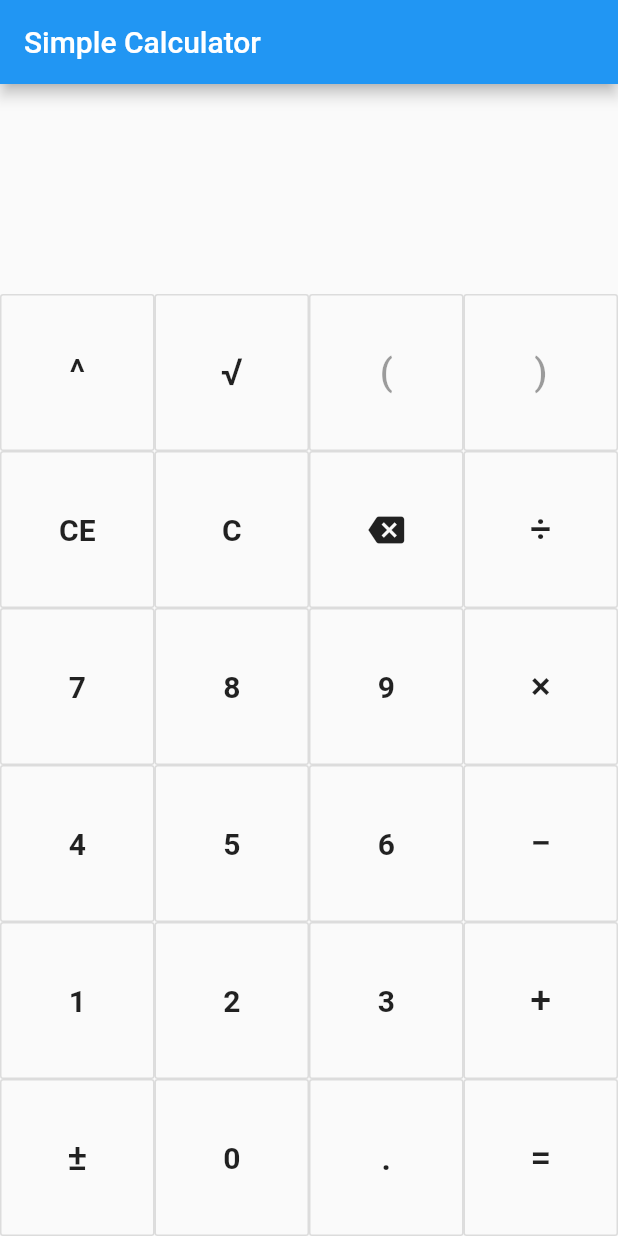
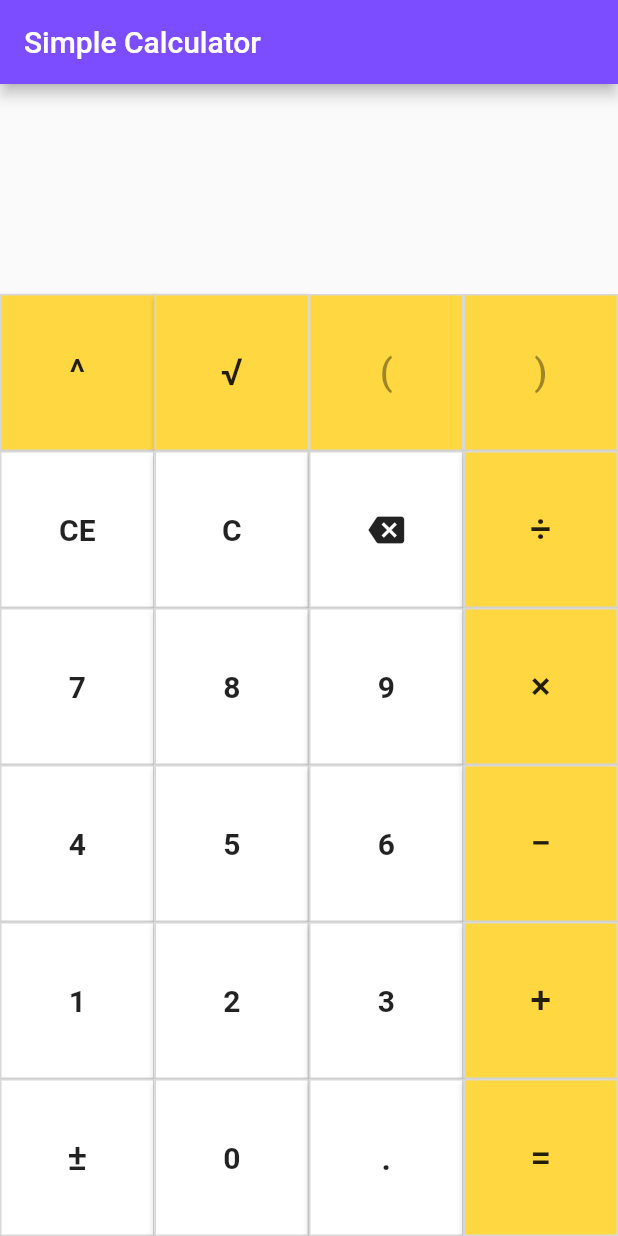
Before and after one commit to Tijesunimi/simple_calculator, a Flutter app: the screen it shows after launch, on a phone screen of 412 x 824 dp. Run offline on Flutter 3.47's test engine with Material 2 defaults, Android fonts, the phone set to English and light mode, and no system bars.

```diff
--- a/lib/main.dart
+++ b/lib/main.dart
@@ -16,7 +16,8 @@ void main() {
                 resizeToAvoidBottomPadding: false,
             ),
             theme: ThemeData(
-                brightness: Brightness.light
+                brightness: Brightness.light,
+                primaryColor: Colors.deepPurpleAccent
             ),
         )
     );
@@ -30,7 +31,9 @@ class SimpleCalculator extends StatefulWidget {
 class _SimpleCalculatorState extends State<SimpleCalculator> {
     String history, screen;
     TextEditingController screenTextController;
-    TextStyle numberButtonStyle, signButtonStyle, screenStyle, historyStyle;
+    TextStyle numberButtonTextStyle, signButtonTextStyle, screenTextStyle, historyTextStyle;
+    Color signButtonBgColor, numberButtonBgColor;
+    RoundedRectangleBorder buttonBorderShape;
     double previousTotal;
     Sign currentSign;
     bool isScreenPreviousTotal;
@@ -49,18 +52,23 @@ class _SimpleCalculatorState extends State<SimpleCalculator> {
         isScreenPreviousTotal = false;
         isScreenSquareRoot = false;
         isRaiseToPower = false;
-        numberButtonStyle = TextStyle(
+        numberButtonTextStyle = TextStyle(
             fontSize: 20.0,
-            fontWeight: FontWeight.w600
+            fontWeight: FontWeight.w600,
         );
-        signButtonStyle = TextStyle(
-            fontSize: 25.0
+        signButtonTextStyle = TextStyle(
+            fontSize: 25.0,
         );
-        screenStyle = TextStyle(
+        buttonBorderShape = RoundedRectangleBorder(
+            side: BorderSide(color: Color.fromRGBO(216, 216, 216, 1.0))
+        );
+        signButtonBgColor = Colors.amberAccent;
+        numberButtonBgColor = Colors.white;
+        screenTextStyle = TextStyle(
             fontSize: 45.0,
             color: Colors.black
         );
-        historyStyle = TextStyle(
+        historyTextStyle = TextStyle(
             fontSize: 23.0
         );
     }
@@ -77,13 +85,13 @@ class _SimpleCalculatorState extends State<SimpleCalculator> {
                         children: <Widget>[
                             Text(
                                 history,
-                                style: historyStyle,
+                                style: historyTextStyle,
                                 textAlign: TextAlign.right,
                             ),
                             Expanded(
                                 child: NoKeyboardEditableText(
                                     controller: screenTextController,
-                                    style: screenStyle,
+                                    style: screenTextStyle,
                                     cursorColor: Colors.blueAccent,
                                     textAlign: TextAlign.right
                                 )
@@ -96,25 +104,35 @@ class _SimpleCalculatorState extends State<SimpleCalculator> {
                         crossAxisAlignment: CrossAxisAlignment.stretch,
                         children: <Widget>[
                             Expanded(
-                                child: OutlineButton (
-                                    child: Text("^", style: signButtonStyle),
+                                child: RaisedButton(
+                                    child: Text("^", style: signButtonTextStyle),
                                     onPressed:  () => raiseToPowerClicked(),
+                                    color: signButtonBgColor,
+                                    shape: buttonBorderShape,
                                 ),
                             ),
                             Expanded(
-                                child: OutlineButton (
-                                    child: Text("√", style: signButtonStyle),
+                                child: RaisedButton(
+                                    child: Text("√", style: signButtonTextStyle),
                                     onPressed: () => squareRootClicked(),
+                                    color: signButtonBgColor,
+                                    shape: buttonBorderShape,
                                 ),
                             ),
                             Expanded(
-                                child: OutlineButton (
-                                    child: Text("(", style: signButtonStyle)
+                                child: RaisedButton(
+                                    child: Text("(", style: signButtonTextStyle),
+                                    color: signButtonBgColor,
+                                    disabledColor: signButtonBgColor,
+                                    shape: buttonBorderShape,
                                 ),
                             ),
                             Expanded(
-                                child: OutlineButton (
-                                    child: Text(")", style: signButtonStyle)
+                                child: RaisedButton(
+                                    child: Text(")", style: signButtonTextStyle),
+                                    color: signButtonBgColor,
+                                    disabledColor: signButtonBgColor,
+                                    shape: buttonBorderShape,
                                 ),
                             )
                         ],
@@ -125,26 +143,34 @@ class _SimpleCalculatorState extends State<SimpleCalculator> {
                         crossAxisAlignment: CrossAxisAlignment.stretch,
                         children: <Widget>[
                             Expanded(
-                                child: OutlineButton (
-                                    child: Text("CE", style: numberButtonStyle),
+                                child: RaisedButton (
+                                    child: Text("CE", style: numberButtonTextStyle),
+                                    shape: buttonBorderShape,
+                                    color: numberButtonBgColor,
                                     onPressed: () => clearScreen("CE"),
                                 ),
                             ),
                             Expanded(
-                                child: OutlineButton (
-                                    child: Text("C", style: numberButtonStyle),
+                                child: RaisedButton (
+                                    child: Text("C", style: numberButtonTextStyle),
+                                    shape: buttonBorderShape,
+                                    color: numberButtonBgColor,
                                     onPressed: () => clearScreen("C"),
                                 ),
                             ),
                             Expanded(
-                                child: OutlineButton (
+                                child: RaisedButton (
                                     child: Icon(Icons.backspace),
+                                    shape: buttonBorderShape,
+                                    color: numberButtonBgColor,
                                     onPressed: () => backSpaceClicked(),
                                 ),
                             ),
                             Expanded(
-                                child: OutlineButton (
-                                    child: Text("÷", style: signButtonStyle),
+                                child: RaisedButton(
+                                    child: Text("÷", style: signButtonTextStyle),
+                                    color: signButtonBgColor,
+                                    shape: buttonBorderShape,
                                     onPressed: () {
                                         signClicked("÷");
                                         currentSign = Sign.Division;
@@ -159,26 +185,34 @@ class _SimpleCalculatorState extends State<SimpleCalculator> {
                         crossAxisAlignment: CrossAxisAlignment.stretch,
                         children: <Widget>[
                             Expanded(
-                                child: OutlineButton (
-                                    child: Text("7", style: numberButtonStyle),
+                                child: RaisedButton (
+                                    child: Text("7", style: numberButtonTextStyle),
+                                    shape: buttonBorderShape,
+                                    color: numberButtonBgColor,
                                     onPressed: () => numberClicked("7"),
                                 ),
                             ),
                             Expanded(
-                                child: OutlineButton (
-                                    child: Text("8", style: numberButtonStyle),
+                                child: RaisedButton (
+                                    child: Text("8", style: numberButtonTextStyle),
+                                    shape: buttonBorderShape,
+                                    color: numberButtonBgColor,
                                     onPressed: () => numberClicked("8"),
                                 ),
                             ),
                             Expanded(
-                                child: OutlineButton (
-                                    child: Text("9", style: numberButtonStyle),
+                                child: RaisedButton (
+                                    child: Text("9", style: numberButtonTextStyle),
+                                    shape: buttonBorderShape,
+                                    color: numberButtonBgColor,
                                     onPressed: () => numberClicked("9"),
                                 ),
                             ),
                             Expanded(
-                                child: OutlineButton (
-                                    child: Text("×", style: signButtonStyle),
+                                child: RaisedButton (
+                                    child: Text("×", style: signButtonTextStyle),
+                                    color: signButtonBgColor,
+                                    shape: buttonBorderShape,
                                     onPressed: () {
                                         signClicked("×");
                                         currentSign = Sign.Multiplication;
@@ -193,26 +227,34 @@ class _SimpleCalculatorState extends State<SimpleCalculator> {
                         crossAxisAlignment: CrossAxisAlignment.stretch,
                         children: <Widget>[
                             Expanded(
-                                child: OutlineButton (
-                                    child: Text("4", style: numberButtonStyle),
+                                child: RaisedButton (
+                                    child: Text("4", style: numberButtonTextStyle),
+                                    shape: buttonBorderShape,
+                                    color: numberButtonBgColor,
                                     onPressed: () => numberClicked("4"),
                                 ),
                             ),
                             Expanded(
-                                child: OutlineButton (
-                                    child: Text("5", style: numberButtonStyle),
+                                child: RaisedButton (
+                                    child: Text("5", style: numberButtonTextStyle),
+                                    shape: buttonBorderShape,
+                                    color: numberButtonBgColor,
                                     onPressed: () => numberClicked("5"),
                                 ),
                             ),
                             Expanded(
-                                child: OutlineButton (
-                                    child: Text("6", style: numberButtonStyle),
+                                child: RaisedButton (
+                                    child: Text("6", style: numberButtonTextStyle),
+                                    color: numberButtonBgColor,
+                                    shape: buttonBorderShape,
                                     onPressed: () => numberClicked("6"),
                                 ),
                             ),
                             Expanded(
-                                child: OutlineButton (
-                                    child: Text("−", style: signButtonStyle),
+                                child: RaisedButton (
+                                    child: Text("−", style: signButtonTextStyle),
+                                    color: signButtonBgColor,
+                                    shape: buttonBorderShape,
                                     onPressed: () {
                                         signClicked("−");
                                         currentSign = Sign.Subtraction;
@@ -227,26 +269,34 @@ class _SimpleCalculatorState extends State<SimpleCalculator> {
                         crossAxisAlignment: CrossAxisAlignment.stretch,
                         children: <Widget>[
                             Expanded(
-                                child: OutlineButton (
-                                    child: Text("1", style: numberButtonStyle),
+                                child: RaisedButton (
+                                    child: Text("1", style: numberButtonTextStyle),
+                                    color: numberButtonBgColor,
                                     onPressed: () => numberClicked("1"),
+                                    shape: buttonBorderShape,
                                 ),
                             ),
                             Expanded(
-                                child: OutlineButton (
-                                    child: Text("2", style: numberButtonStyle),
+                                child: RaisedButton (
+                                    child: Text("2", style: numberButtonTextStyle),
+                                    color: numberButtonBgColor,
                                     onPressed: () => numberClicked("2"),
+                                    shape: buttonBorderShape,
                                 ),
                             ),
                             Expanded(
-                                child: OutlineButton (
-                                    child: Text("3", style: numberButtonStyle),
+                                child: RaisedButton (
+                                    child: Text("3", style: numberButtonTextStyle),
+                                    color: numberButtonBgColor,
                                     onPressed: () => numberClicked("3"),
+                                    shape: buttonBorderShape,
                                 ),
                             ),
                             Expanded(
-                                child: OutlineButton (
-                                    child: Text("+", style: signButtonStyle),
+                                child: RaisedButton (
+                                    child: Text("+", style: signButtonTextStyle),
+                                    color: signButtonBgColor,
+                                    shape: buttonBorderShape,
                                     onPressed: () {
                                         signClicked("+");
                                         currentSign = Sign.Addition;
@@ -261,20 +311,26 @@ class _SimpleCalculatorState extends State<SimpleCalculator> {
                         crossAxisAlignment: CrossAxisAlignment.stretch,
                         children: <Widget>[
                             Expanded(
-                                child: OutlineButton (
-                                    child: Text("±", style: signButtonStyle),
+                                child: RaisedButton (
+                                    child: Text("±", style: signButtonTextStyle),
+                                    color: numberButtonBgColor,
+                                    shape: buttonBorderShape,
                                     onPressed: () => plusOrMinusClicked(),
                                 ),
                             ),
                             Expanded(
-                                child: OutlineButton (
-                                    child: Text("0", style: numberButtonStyle),
+                                child: RaisedButton (
+                                    child: Text("0", style: numberButtonTextStyle),
+                                    color: numberButtonBgColor,
+                                    shape: buttonBorderShape,
                                     onPressed: () => numberClicked("0"),
                                 ),
                             ),
                             Expanded(
-                                child: OutlineButton (
-                                    child: Text(".", style: signButtonStyle),
+                                child: RaisedButton (
+                                    child: Text(".", style: signButtonTextStyle),
+                                    color: numberButtonBgColor,
+                                    shape: buttonBorderShape,
                                     onPressed: () {
                                         if (!screenTextController.text.contains(".")) {
                                             numberClicked(".");
@@ -283,9 +339,11 @@ class _SimpleCalculatorState extends State<SimpleCalculator> {
                                 ),
                             ),
                             Expanded(
-                                child: OutlineButton (
-                                    child: Text("=", style: signButtonStyle),
+                                child: RaisedButton (
+                                    child: Text("=", style: signButtonTextStyle),
                                     onPressed: () => equalSignClicked(),
+                                    color: signButtonBgColor,
+                                    shape: buttonBorderShape,
                                 ),
                             )
                         ],
@@ -321,7 +379,7 @@ class _SimpleCalculatorState extends State<SimpleCalculator> {
         double currentNumber = double.parse(screenTextController.text);
         setState(() {
             previousTotal = getCurrentResult(currentNumber);
-            screenTextController.text = previousTotal.toString();
+            screenTextController.text = removeTrailingZero(previousTotal);
             history = "";
             isScreenPreviousTotal = true;
             currentSign = Sign.None;
@@ -335,7 +393,7 @@ class _SimpleCalculatorState extends State<SimpleCalculator> {
             setState(() {
                 history += " √${screenTextController.text}";
                 previousTotal = getCurrentResult(sqrt(currentNumber), isSquareRoot: true);
-                screenTextController.text = previousTotal.toString();
+                screenTextController.text = removeTrailingZero(previousTotal);
                 currentSign = Sign.None;
                 isScreenSquareRoot = true;
                 isScreenPreviousTotal = true;
@@ -399,7 +457,7 @@ class _SimpleCalculatorState extends State<SimpleCalculator> {
                         }
 
                         previousTotal = getCurrentResult(currentNumber);
-                        screenTextController.text = previousTotal.toString();
+                        screenTextController.text = removeTrailingZero(previousTotal);
                         isScreenPreviousTotal = true;
                     }
                 });
@@ -428,6 +486,10 @@ class _SimpleCalculatorState extends State<SimpleCalculator> {
             default:
                 return 0.0;
         }
+    }
+
+    String removeTrailingZero(double number) {
+        return number.toStringAsFixed(number.truncateToDouble() == number ? 0 : 1);
     }
 
     void plusOrMinusClicked() {
```
